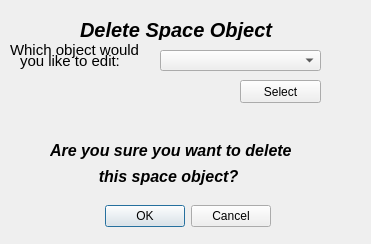
The window that GravSimUI2/deletespaceobject.ui (Fallacies-TE/GravSim) describes before a commit, drawn with Qt 5.
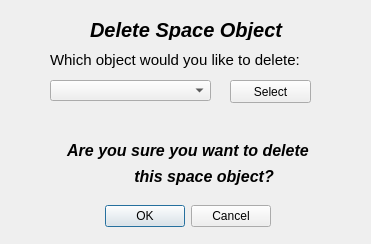
The same window after the commit.

The edit to the form file:
```diff
--- a/GravSimUI2/deletespaceobject.ui
+++ b/GravSimUI2/deletespaceobject.ui
@@ -32,7 +32,7 @@
   <widget class="QLabel" name="label">
    <property name="geometry">
     <rect>
-     <x>80</x>
+     <x>90</x>
      <y>20</y>
      <width>211</width>
      <height>20</height>
@@ -71,7 +71,7 @@
        </font>
       </property>
       <property name="text">
-       <string>Are you sure you want to delete</string>
+       <string>    Are you sure you want to delete</string>
       </property>
      </widget>
     </item>
@@ -86,36 +86,16 @@
        </font>
       </property>
       <property name="text">
-       <string>           this space object?</string>
+       <string>                   this space object?</string>
       </property>
      </widget>
     </item>
    </layout>
   </widget>
-  <widget class="QLabel" name="label_16">
-   <property name="geometry">
-    <rect>
-     <x>20</x>
-     <y>50</y>
-     <width>101</width>
-     <height>21</height>
-    </rect>
-   </property>
-   <property name="font">
-    <font>
-     <pointsize>11</pointsize>
-     <weight>50</weight>
-     <bold>false</bold>
-    </font>
-   </property>
-   <property name="text">
-    <string>you like to edit:</string>
-   </property>
-  </widget>
   <widget class="QPushButton" name="pushButton">
    <property name="geometry">
     <rect>
-     <x>240</x>
+     <x>230</x>
      <y>80</y>
      <width>81</width>
      <height>23</height>
@@ -128,8 +108,8 @@
   <widget class="QComboBox" name="comboBox">
    <property name="geometry">
     <rect>
-     <x>160</x>
-     <y>50</y>
+     <x>50</x>
+     <y>80</y>
      <width>161</width>
      <height>21</height>
     </rect>
@@ -138,9 +118,9 @@
   <widget class="QLabel" name="label_15">
    <property name="geometry">
     <rect>
-     <x>10</x>
-     <y>40</y>
-     <width>131</width>
+     <x>50</x>
+     <y>50</y>
+     <width>261</width>
      <height>20</height>
     </rect>
    </property>
@@ -152,7 +132,7 @@
     </font>
    </property>
    <property name="text">
-    <string>Which object would</string>
+    <string>Which object would you like to delete:</string>
    </property>
   </widget>
  </widget>
```
